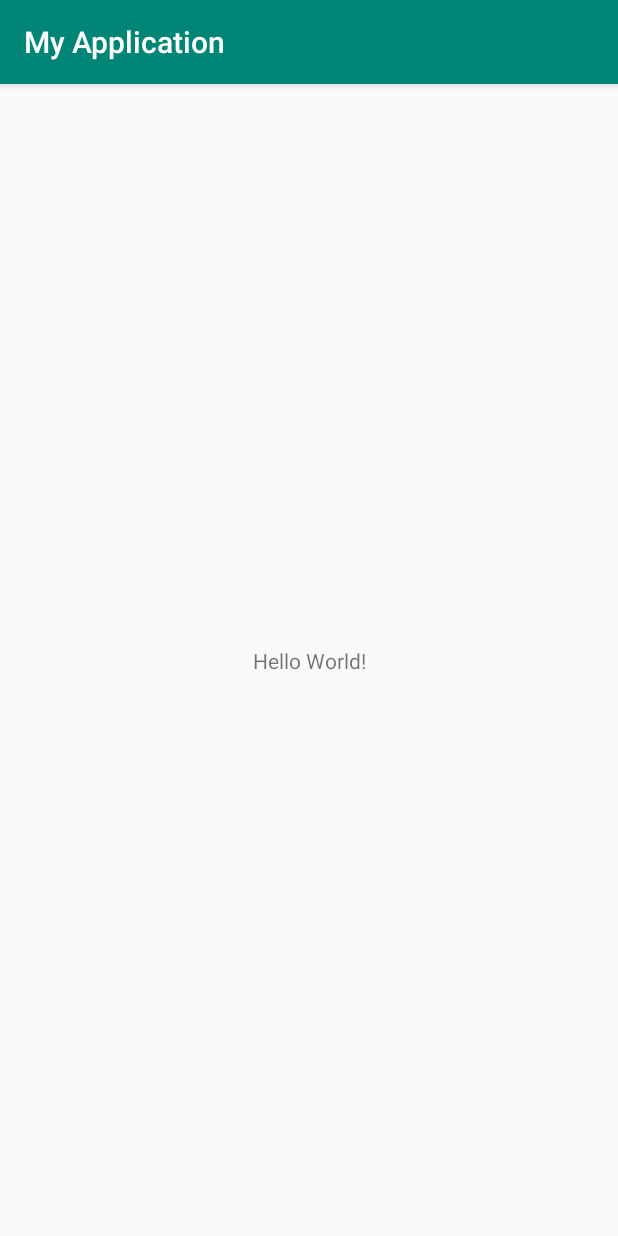
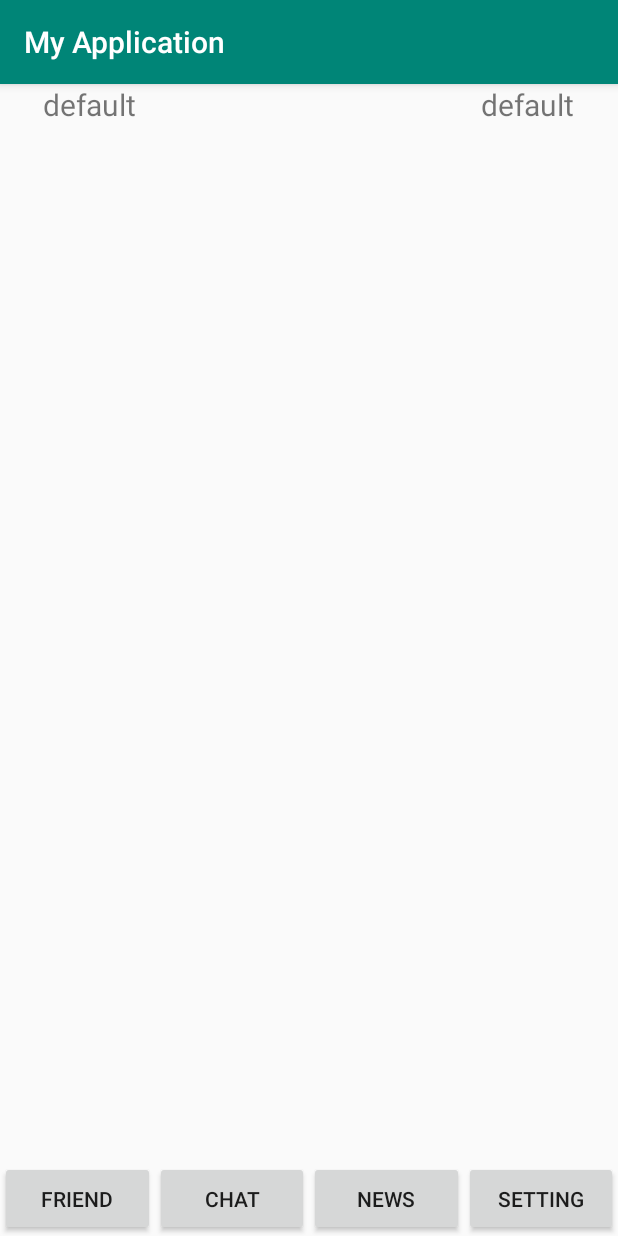
Before and after one commit to SanggeunParrk/fragment_recycler_view, an Android app: the screen it shows after launch (MainActivity), on a phone screen of 412 x 824 dp. Run offline under Robolectric (Android 15) with nearby library versions, the phone set to English and light mode, and no system bars.

```diff
--- a/app/build.gradle
+++ b/app/build.gradle
@@ -21,6 +21,7 @@ android {
 
 dependencies {
     implementation fileTree(dir: 'libs', include: ['*.jar'])
+    implementation 'com.android.support:recyclerview-v7:28.0.0'
     implementation 'androidx.appcompat:appcompat:1.0.2'
     implementation 'androidx.constraintlayout:constraintlayout:1.1.3'
     testImplementation 'junit:junit:4.12'
--- /dev/null
+++ b/app/src/main/java/com/example/myapplication/Fragment1.java
@@ -0,0 +1,43 @@
+package com.example.myapplication;
+
+import android.os.Bundle;
+import android.view.LayoutInflater;
+import android.view.View;
+import android.view.ViewGroup;
+
+import androidx.annotation.NonNull;
+import androidx.annotation.Nullable;
+import androidx.fragment.app.Fragment;
+import androidx.recyclerview.widget.LinearLayoutManager;
+import androidx.recyclerview.widget.RecyclerView;
+
+import java.util.ArrayList;
+
+public class Fragment1 extends Fragment {
+    private RecyclerView recyclerView;
+    private RecyclerView.Adapter mAdapter;
+    private RecyclerView.LayoutManager layoutManager;
+    private ArrayList<FriendData> myDataset;
+    private String nick = "nick";
+
+    @Nullable
+    @Override
+    public View onCreateView(@NonNull LayoutInflater inflater, @Nullable ViewGroup container, @Nullable Bundle savedInstanceState) {
+        ViewGroup rootView = (ViewGroup) inflater.inflate(R.layout.fragment1,container,false);
+        myDataset = new ArrayList<>();
+        myDataset.add(new FriendData());
+        recyclerView = (RecyclerView) rootView.findViewById(R.id.recycler_1);
+        recyclerView.setHasFixedSize(true);
+
+        // use a linear layout manager
+        layoutManager = new LinearLayoutManager(getActivity());
+        recyclerView.setLayoutManager(layoutManager);
+
+
+        // specify an adapter (see also next example)
+        mAdapter = new MyAdapter(myDataset,nick);
+        recyclerView.setAdapter(mAdapter);
+
+        return rootView;
+    }
+}
--- /dev/null
+++ b/app/src/main/java/com/example/myapplication/FriendData.java
@@ -0,0 +1,32 @@
+package com.example.myapplication;
+
+public class FriendData {
+    private String NickName;
+    private String Msg;
+
+    public String getNickName() {
+        return NickName;
+    }
+
+    public void setNickName(String nickName) {
+        NickName = nickName;
+    }
+
+    public String getMsg() {
+        return Msg;
+    }
+
+    public void setMsg(String msg) {
+        Msg = msg;
+    }
+    public FriendData(String NickName, String Msg){
+        this.NickName = NickName;
+        this.Msg = Msg;
+    }
+    public FriendData(){
+        this("default","default");
+    }
+
+
+
+}
--- a/app/src/main/java/com/example/myapplication/MainActivity.java
+++ b/app/src/main/java/com/example/myapplication/MainActivity.java
@@ -5,10 +5,12 @@ import androidx.appcompat.app.AppCompatActivity;
 import android.os.Bundle;
 
 public class MainActivity extends AppCompatActivity {
-
+    Fragment1 fragment1;
     @Override
     protected void onCreate(Bundle savedInstanceState) {
         super.onCreate(savedInstanceState);
         setContentView(R.layout.activity_main);
+        fragment1 = new Fragment1();
+        getSupportFragmentManager().beginTransaction().add(R.id.container,fragment1).commit();
     }
 }
--- /dev/null
+++ b/app/src/main/java/com/example/myapplication/MyAdapter.java
@@ -0,0 +1,59 @@
+package com.example.myapplication;
+
+import android.view.LayoutInflater;
+import android.view.View;
+import android.view.ViewGroup;
+import android.widget.LinearLayout;
+import android.widget.TextView;
+
+import androidx.annotation.NonNull;
+import androidx.recyclerview.widget.RecyclerView;
+
+import java.util.List;
+
+public class MyAdapter extends RecyclerView.Adapter<MyAdapter.MyViewHolder> {
+    private List<FriendData> mDataset;
+    private String nick;
+
+    public static class MyViewHolder extends RecyclerView.ViewHolder {
+        // each data item is just a string in this case
+        public TextView TextView_NickName;
+        public TextView TextView_Msg;
+        public MyViewHolder(View v) {
+            super(v);
+            TextView_NickName=v.findViewById(R.id.TextView_NickName);
+            TextView_Msg=v.findViewById(R.id.TextView_Msg);
+        }
+    }
+
+    public MyAdapter(List<FriendData> myDataset, String nick) {
+        mDataset = myDataset;
+        this.nick=nick;
+    }
+    @Override
+    public void onBindViewHolder(MyViewHolder holder, int position) {
+        // - get element from your dataset at this position
+        // - replace the contents of the view with that element
+        FriendData chat = mDataset.get(position);
+        holder.TextView_NickName.setText(chat.getNickName());
+        holder.TextView_Msg.setText(chat.getMsg());
+        if(nick.equals(chat.getNickName())){
+            holder.TextView_NickName.setTextAlignment(View.TEXT_ALIGNMENT_VIEW_END);
+            holder.TextView_Msg.setTextAlignment(View.TEXT_ALIGNMENT_VIEW_END);
+        }
+
+    }
+
+    @NonNull
+    @Override
+    public MyAdapter.MyViewHolder onCreateViewHolder(@NonNull ViewGroup parent, int viewType) {
+        LinearLayout v = (LinearLayout) LayoutInflater.from(parent.getContext()).inflate(R.layout.friend_row, parent, false);
+        MyViewHolder vh = new MyViewHolder(v);
+        return vh;
+    }
+
+    @Override
+    public int getItemCount() {
+        return mDataset != null ? mDataset.size() : 0;
+    }
+}
--- a/app/src/main/res/layout/activity_main.xml
+++ b/app/src/main/res/layout/activity_main.xml
@@ -5,14 +5,50 @@
     android:layout_width="match_parent"
     android:layout_height="match_parent"
     tools:context=".MainActivity">
+    <FrameLayout
+        android:id="@+id/container"
+        android:layout_width="match_parent"
+        android:layout_height="0dp"
+        app:layout_constraintLeft_toLeftOf="parent"
+        app:layout_constraintTop_toTopOf="parent"
+        app:layout_constraintBottom_toTopOf="@id/btn_1">
 
-    <TextView
-        android:layout_width="wrap_content"
-        android:layout_height="wrap_content"
-        android:text="Hello World!"
+    </FrameLayout>
+    <Button
+        android:id="@+id/btn_1"
+        android:layout_width="0dp"
+        android:layout_height="50dp"
+        app:layout_constraintLeft_toLeftOf="parent"
+        app:layout_constraintRight_toLeftOf="@id/btn_2"
         app:layout_constraintBottom_toBottomOf="parent"
-        app:layout_constraintLeft_toLeftOf="parent"
+        android:text="Friend"
+        />
+    <Button
+        android:id="@+id/btn_2"
+        android:layout_width="0dp"
+        android:layout_height="50dp"
+        app:layout_constraintLeft_toRightOf="@id/btn_1"
+        app:layout_constraintBottom_toBottomOf="parent"
+        app:layout_constraintRight_toLeftOf="@id/btn_3"
+        android:text="chat"/>
+    <Button
+        android:id="@+id/btn_3"
+        android:layout_width="0dp"
+        android:layout_height="50dp"
+        app:layout_constraintLeft_toRightOf="@id/btn_2"
+        app:layout_constraintBottom_toBottomOf="parent"
+        app:layout_constraintRight_toLeftOf="@id/btn_4"
+        android:text="news"
+        />
+    <Button
+        android:id="@+id/btn_4"
+        android:layout_width="0dp"
+        android:layout_height="50dp"
+        app:layout_constraintLeft_toRightOf="@id/btn_3"
         app:layout_constraintRight_toRightOf="parent"
-        app:layout_constraintTop_toTopOf="parent" />
+        app:layout_constraintBottom_toBottomOf="parent"
+        android:text="setting"
+        />
+
 
 </androidx.constraintlayout.widget.ConstraintLayout>
--- /dev/null
+++ b/app/src/main/res/layout/fragment1.xml
@@ -0,0 +1,15 @@
+<?xml version="1.0" encoding="utf-8"?>
+<androidx.constraintlayout.widget.ConstraintLayout xmlns:android="http://schemas.android.com/apk/res/android"
+    xmlns:app="http://schemas.android.com/apk/res-auto"
+    xmlns:tools="http://schemas.android.com/tools"
+    android:layout_width="match_parent"
+    android:layout_height="match_parent"
+    tools:context=".MainActivity">
+    <androidx.recyclerview.widget.RecyclerView
+        android:id="@+id/recycler_1"
+        android:layout_width="match_parent"
+        android:layout_height="match_parent"
+        app:layout_constraintLeft_toLeftOf="parent"
+        app:layout_constraintTop_toTopOf="parent"/>
+
+</androidx.constraintlayout.widget.ConstraintLayout>
--- /dev/null
+++ b/app/src/main/res/layout/friend_row.xml
@@ -0,0 +1,33 @@
+<?xml version="1.0" encoding="utf-8"?>
+<LinearLayout
+    xmlns:android="http://schemas.android.com/apk/res/android"
+    android:layout_width="match_parent"
+    android:layout_height="wrap_content"
+    android:orientation="horizontal"
+    android:weightSum="1"
+    android:id="@+id/LinearLayout_Chat"
+    >
+    <TextView
+        android:id="@+id/TextView_NickName"
+        android:layout_width="wrap_content"
+        android:layout_height="30dp"
+        android:textSize="20sp"
+        android:layout_weight="0.2"
+        android:textAlignment="center"
+        >
+    </TextView>
+    <TextView
+        android:id="@+id/TextView_Msg"
+        android:layout_width="wrap_content"
+        android:layout_height="30dp"
+        android:textSize="20sp"
+        android:layout_weight="0.7"
+        android:textAlignment="viewEnd"
+        >
+    </TextView>
+    <LinearLayout
+        android:layout_width="wrap_content"
+        android:layout_height="30dp"
+        android:layout_weight="0.1"/>
+
+</LinearLayout>
```
